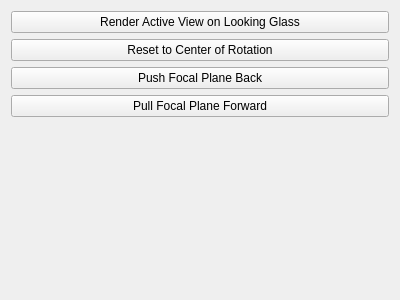
pierre-guillou/paraview-ttk, file Plugins/LookingGlass/pqLookingGlassDockPanel.ui: the form before one commit.
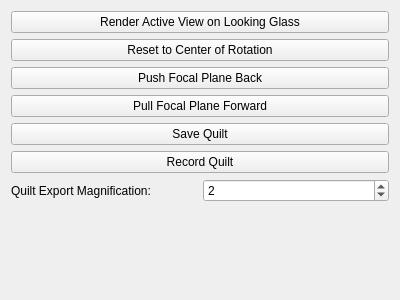
The form after the commit.

Diff of the .ui file:
```diff
--- a/Plugins/LookingGlass/pqLookingGlassDockPanel.ui
+++ b/Plugins/LookingGlass/pqLookingGlassDockPanel.ui
@@ -42,6 +42,55 @@
      </property>
     </widget>
    </item>
+   <item>
+    <widget class="QPushButton" name="SaveQuilt">
+     <property name="text">
+      <string>Save Quilt</string>
+     </property>
+    </widget>
+   </item>
+   <item>
+    <widget class="QPushButton" name="RecordQuilt">
+     <property name="text">
+      <string>Record Quilt</string>
+     </property>
+    </widget>
+   </item>
+   <item>
+    <layout class="QHBoxLayout" name="QuiltExportMagnificationLayout">
+     <item>
+      <widget class="QLabel" name="QuiltExportMagnificationLabel">
+       <property name="toolTip">
+        <string>Set the magnification for saving/recording quilts.
+
+Higher magnification will produce higher resolution files.
+
+The default is 2.</string>
+       </property>
+       <property name="text">
+        <string>Quilt Export Magnification:</string>
+       </property>
+      </widget>
+     </item>
+     <item>
+      <widget class="QSpinBox" name="QuiltExportMagnification">
+       <property name="toolTip">
+        <string>Set the magnification for saving/recording quilts.
+
+Higher magnification will produce higher resolution files.
+
+The default is 2.</string>
+       </property>
+       <property name="minimum">
+        <number>1</number>
+       </property>
+       <property name="value">
+        <number>2</number>
+       </property>
+      </widget>
+     </item>
+    </layout>
+   </item>
    <item>
     <spacer name="verticalSpacer">
      <property name="orientation">
```
